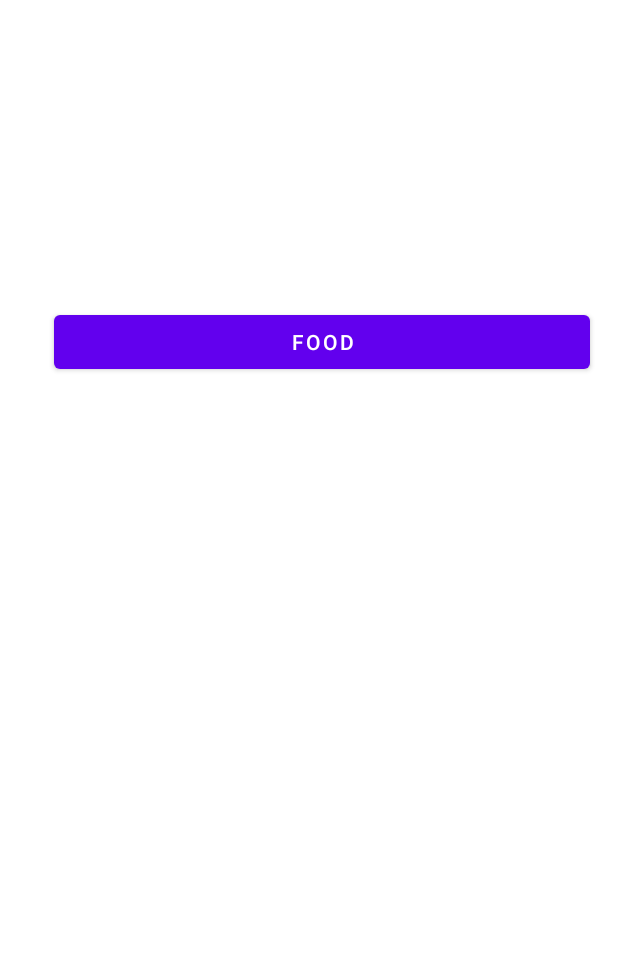
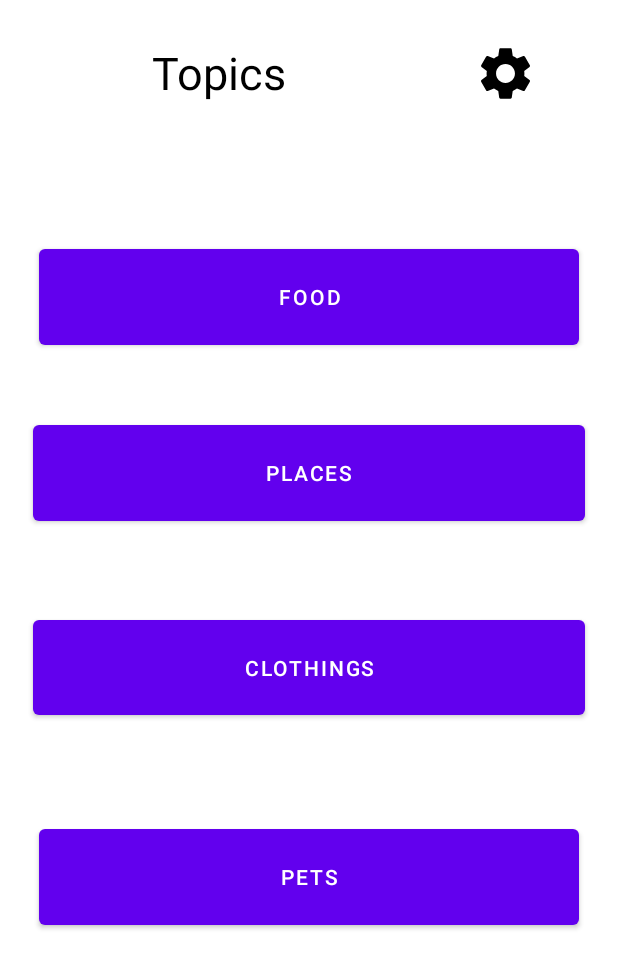
Before and after one commit to JB4Jaison/Voice-Verification, an Android app: the layout activity_main.xml on its own in the app's theme, with its tools: preview values and no code run, on a phone screen of 412 x 824 dp. Shown: the top 968 px of the screen. Run offline under Robolectric (Android 15) with nearby library versions, the phone set to English and light mode, and no system bars.

Commit message:
Added Settings, modified main activity page.

```diff
--- /dev/null
+++ b/app/src/main/res/drawable/ic_baseline_settings_24.xml
@@ -0,0 +1,5 @@
+<vector android:height="24dp" android:tint="#000000"
+    android:viewportHeight="24" android:viewportWidth="24"
+    android:width="24dp" xmlns:android="http://schemas.android.com/apk/res/android">
+    <path android:fillColor="@android:color/white" android:pathData="M19.14,12.94c0.04,-0.3 0.06,-0.61 0.06,-0.94c0,-0.32 -0.02,-0.64 -0.07,-0.94l2.03,-1.58c0.18,-0.14 0.23,-0.41 0.12,-0.61l-1.92,-3.32c-0.12,-0.22 -0.37,-0.29 -0.59,-0.22l-2.39,0.96c-0.5,-0.38 -1.03,-0.7 -1.62,-0.94L14.4,2.81c-0.04,-0.24 -0.24,-0.41 -0.48,-0.41h-3.84c-0.24,0 -0.43,0.17 -0.47,0.41L9.25,5.35C8.66,5.59 8.12,5.92 7.63,6.29L5.24,5.33c-0.22,-0.08 -0.47,0 -0.59,0.22L2.74,8.87C2.62,9.08 2.66,9.34 2.86,9.48l2.03,1.58C4.84,11.36 4.8,11.69 4.8,12s0.02,0.64 0.07,0.94l-2.03,1.58c-0.18,0.14 -0.23,0.41 -0.12,0.61l1.92,3.32c0.12,0.22 0.37,0.29 0.59,0.22l2.39,-0.96c0.5,0.38 1.03,0.7 1.62,0.94l0.36,2.54c0.05,0.24 0.24,0.41 0.48,0.41h3.84c0.24,0 0.44,-0.17 0.47,-0.41l0.36,-2.54c0.59,-0.24 1.13,-0.56 1.62,-0.94l2.39,0.96c0.22,0.08 0.47,0 0.59,-0.22l1.92,-3.32c0.12,-0.22 0.07,-0.47 -0.12,-0.61L19.14,12.94zM12,15.6c-1.98,0 -3.6,-1.62 -3.6,-3.6s1.62,-3.6 3.6,-3.6s3.6,1.62 3.6,3.6S13.98,15.6 12,15.6z"/>
+</vector>
--- a/app/src/main/res/layout/activity_main.xml
+++ b/app/src/main/res/layout/activity_main.xml
@@ -50,13 +50,81 @@
     <!--        app:layout_constraintStart_toStartOf="parent"-->
     <!--        app:layout_constraintTop_toTopOf="parent" />-->
 
+    <ImageView
+        android:id="@+id/imageView"
+        android:layout_width="59dp"
+        android:layout_height="42dp"
+        android:layout_marginTop="28dp"
+        android:layout_marginEnd="26dp"
+        android:layout_marginBottom="90dp"
+        app:layout_constraintBottom_toTopOf="@+id/button"
+        app:layout_constraintEnd_toEndOf="parent"
+        app:layout_constraintStart_toEndOf="@+id/textView3"
+        app:layout_constraintTop_toTopOf="parent"
+        app:srcCompat="@drawable/ic_baseline_settings_24" />
+
     <Button
         android:id="@+id/button"
-        android:layout_width="357dp"
+        android:layout_width="0dp"
         android:layout_height="0dp"
-        android:layout_marginStart="36dp"
-        android:layout_marginTop="204dp"
+        android:layout_marginStart="26dp"
+        android:layout_marginEnd="26dp"
+        android:layout_marginBottom="41dp"
         android:text="Food"
+        app:layout_constraintBottom_toTopOf="@+id/buttonplace"
+        app:layout_constraintEnd_toEndOf="parent"
+        app:layout_constraintStart_toStartOf="parent"
+        app:layout_constraintTop_toBottomOf="@+id/imageView" />
+
+    <Button
+        android:id="@+id/buttonplace"
+        android:layout_width="0dp"
+        android:layout_height="0dp"
+        android:layout_marginStart="22dp"
+        android:layout_marginEnd="22dp"
+        android:layout_marginBottom="54dp"
+        android:text="Places"
+        app:layout_constraintBottom_toTopOf="@+id/buttonclothing"
+        app:layout_constraintEnd_toEndOf="parent"
+        app:layout_constraintStart_toStartOf="parent"
+        app:layout_constraintTop_toBottomOf="@+id/button" />
+
+    <Button
+        android:id="@+id/buttonclothing"
+        android:layout_width="0dp"
+        android:layout_height="0dp"
+        android:layout_marginBottom="64dp"
+        android:text="Clothings"
+        app:layout_constraintBottom_toTopOf="@+id/buttonpet"
+        app:layout_constraintEnd_toEndOf="@+id/buttonplace"
+        app:layout_constraintStart_toStartOf="@+id/buttonplace"
+        app:layout_constraintTop_toBottomOf="@+id/buttonplace" />
+
+    <Button
+        android:id="@+id/buttonpet"
+        android:layout_width="0dp"
+        android:layout_height="0dp"
+        android:layout_marginStart="4dp"
+        android:layout_marginEnd="4dp"
+        android:layout_marginBottom="201dp"
+        android:text="Pets"
+        app:layout_constraintBottom_toBottomOf="parent"
+        app:layout_constraintEnd_toEndOf="@+id/buttonclothing"
+        app:layout_constraintStart_toStartOf="@+id/buttonclothing"
+        app:layout_constraintTop_toBottomOf="@+id/buttonclothing" />
+
+    <TextView
+        android:id="@+id/textView3"
+        android:layout_width="201dp"
+        android:layout_height="40dp"
+        android:layout_marginStart="25dp"
+        android:layout_marginTop="28dp"
+        android:layout_marginEnd="42dp"
+        android:gravity="center"
+        android:text="Topics"
+        android:textColor="@color/black"
+        android:textSize="30sp"
+        app:layout_constraintEnd_toStartOf="@+id/imageView"
         app:layout_constraintStart_toStartOf="parent"
         app:layout_constraintTop_toTopOf="parent" />
 
```
Also changed, not shown: app/src/main/AndroidManifest.xml (+36 -19 lines), app/src/main/java/com/example/voiceverification/LogInnew.java (+9 -5 lines), app/src/main/java/com/example/voiceverification/LogOut.java (added, +14 -0 lines), app/src/main/java/com/example/voiceverification/MainActivity.java (+44 -29 lines), app/src/main/java/com/example/voiceverification/ProfileSetiings.java (added, +34 -0 lines), app/src/main/java/com/example/voiceverification/Settings.java (added, +30 -0 lines), app/src/main/res/layout/activity_log_innew.xml (+21 -8 lines), app/src/main/res/layout/activity_log_out.xml (added, +23 -0 lines), app/src/main/res/layout/activity_profile_setiings.xml (added, +64 -0 lines), app/src/main/res/layout/activity_settings.xml (added, +54 -0 lines).
